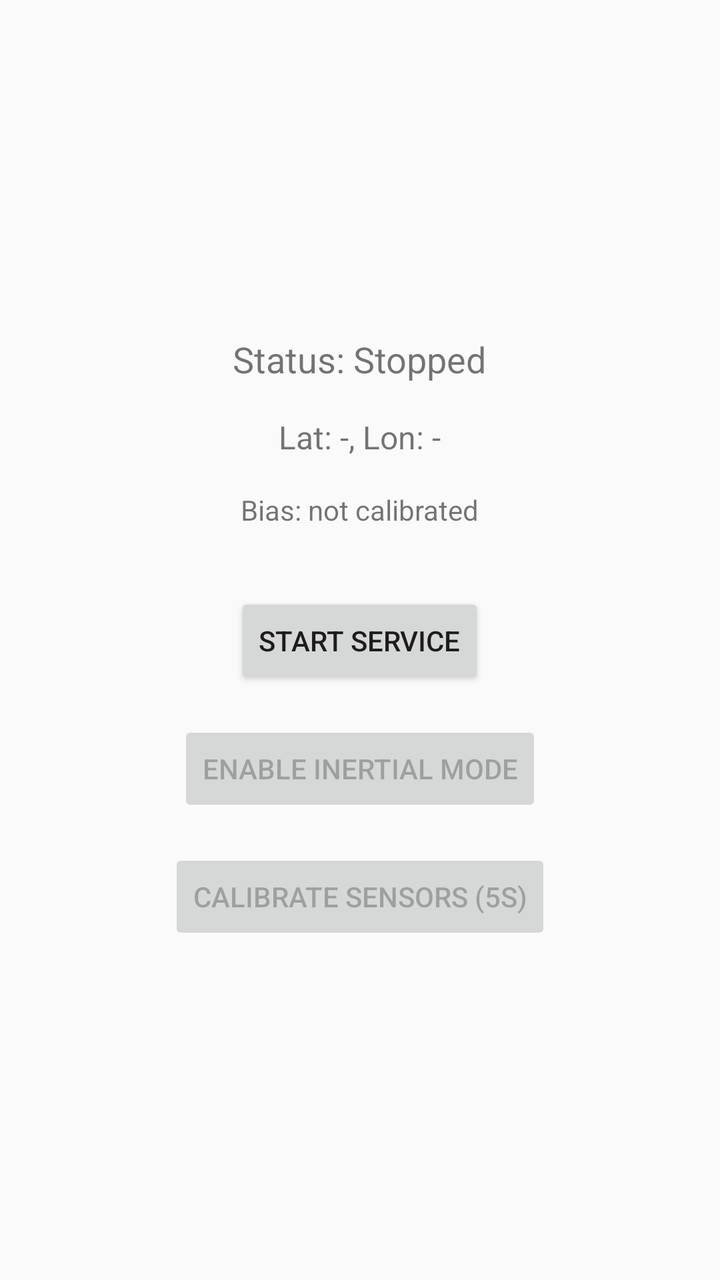
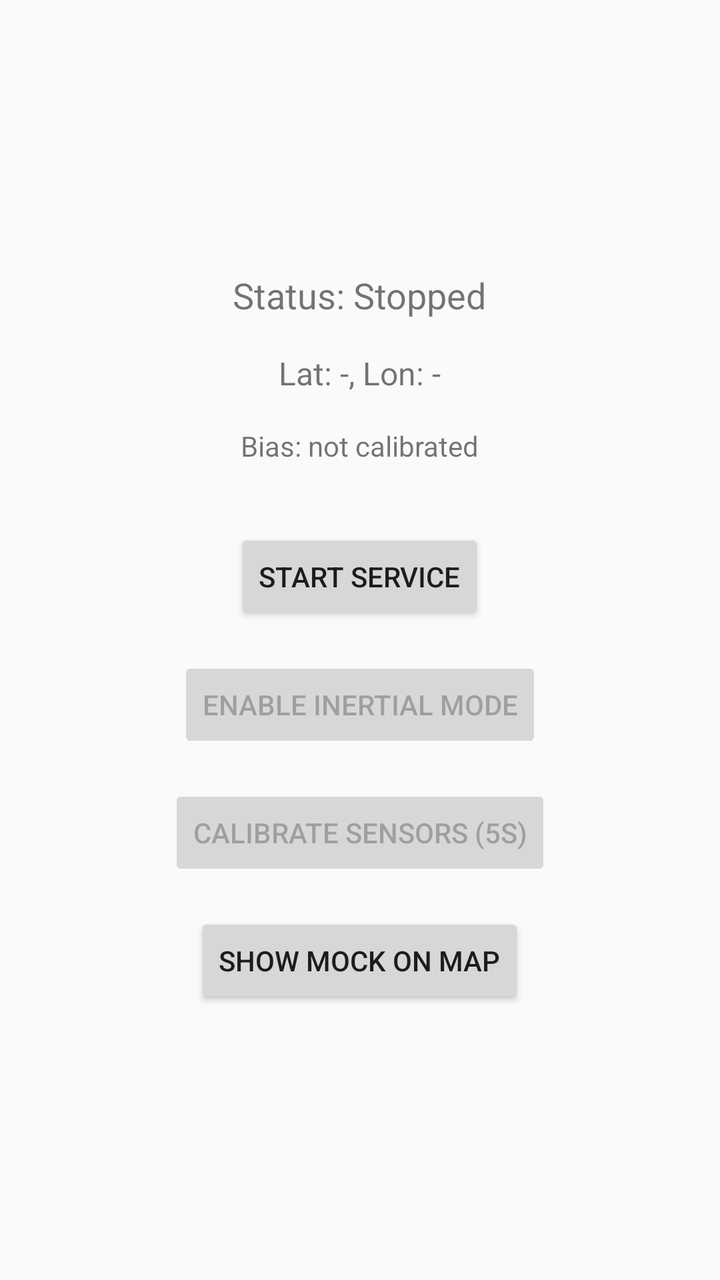

Two renders of the same Android screen: before a commit and after it. Below are the layout's source before the change and the commit's diff.
<!-- AndroidManifest.xml: application theme Theme.AppCompat.Light.DarkActionBar -->
<!-- res/layout/activity_main.xml -->
<?xml version="1.0" encoding="utf-8"?>
<ScrollView xmlns:android="http://schemas.android.com/apk/res/android"
    android:layout_width="match_parent"
    android:layout_height="match_parent"
    android:fillViewport="true">

    <LinearLayout
        android:layout_width="match_parent"
        android:layout_height="wrap_content"
        android:orientation="vertical"
        android:padding="16dp"
        android:gravity="center">

    <TextView
        android:id="@+id/tvStatus"
        android:layout_width="wrap_content"
        android:layout_height="wrap_content"
        android:text="Status: Stopped"
        android:textSize="18sp"
        android:layout_marginBottom="16dp" />

    <TextView
        android:id="@+id/tvLocation"
        android:layout_width="wrap_content"
        android:layout_height="wrap_content"
        android:text="Lat: -, Lon: -"
        android:textSize="16sp"
        android:layout_marginBottom="16dp" />
        
    <TextView
        android:id="@+id/tvCalibration"
        android:layout_width="wrap_content"
        android:layout_height="wrap_content"
        android:text="Bias: not calibrated"
        android:textSize="14sp"
        android:layout_marginBottom="32dp" />

    <Button
        android:id="@+id/btnToggle"
        android:layout_width="wrap_content"
        android:layout_height="wrap_content"
        android:layout_marginBottom="16dp"
        android:text="Start Service" />

    <Button
        android:id="@+id/btnToggleInertial"
        android:layout_width="wrap_content"
        android:layout_height="wrap_content"
        android:layout_marginBottom="16dp"
        android:enabled="false"
        android:text="Enable Inertial Mode" />
        
    <Button
        android:id="@+id/btnCalibrate"
        android:layout_width="wrap_content"
        android:layout_height="wrap_content"
        android:enabled="false"
        android:text="Calibrate Sensors (5s)" />

    </LinearLayout>
</ScrollView>
<!-- resources referenced by this layout -->
<resources>

</resources>

<!-- the commit's change to res/layout/activity_main.xml (unified diff, before → after) -->
@@ -54,8 +54,15 @@
         android:id="@+id/btnCalibrate"
         android:layout_width="wrap_content"
         android:layout_height="wrap_content"
+        android:layout_marginBottom="16dp"
         android:enabled="false"
         android:text="Calibrate Sensors (5s)" />
+        
+    <Button
+        android:id="@+id/btnShowMap"
+        android:layout_width="wrap_content"
+        android:layout_height="wrap_content"
+        android:text="Show Mock on Map" />
 
     </LinearLayout>
 </ScrollView>
